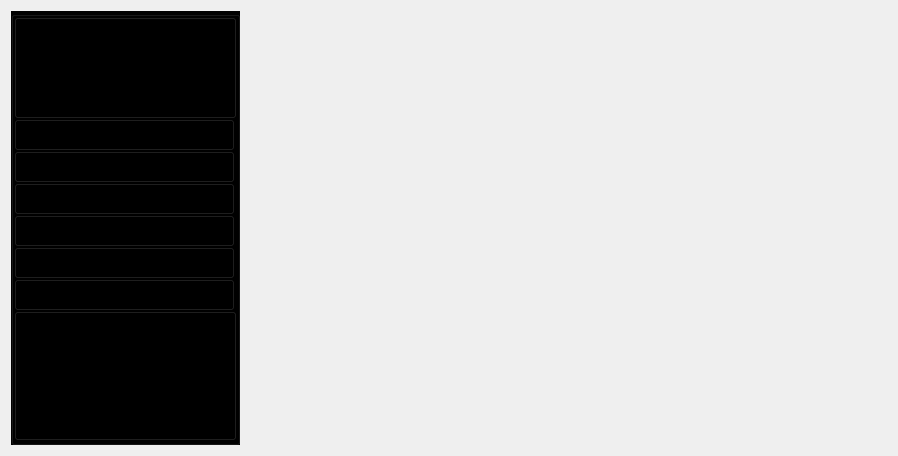
CSU-Bug-Killer/CarDemo2, file widget.ui: the form before one commit.
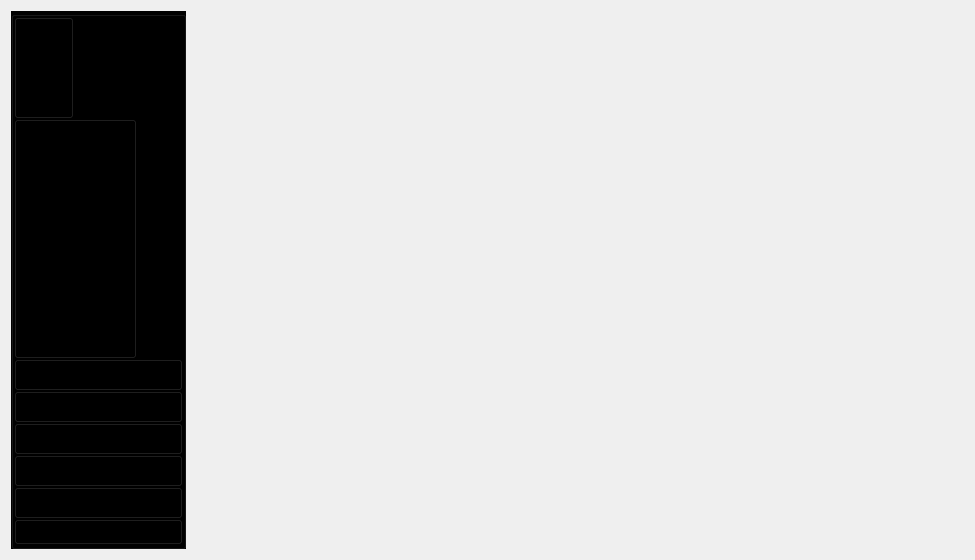
The form after the commit. Icons and pictures are not drawn.

```diff
--- a/widget.ui
+++ b/widget.ui
@@ -6,8 +6,8 @@
    <rect>
     <x>0</x>
     <y>0</y>
-    <width>898</width>
-    <height>456</height>
+    <width>975</width>
+    <height>560</height>
    </rect>
   </property>
   <property name="sizePolicy">
@@ -28,6 +28,9 @@
     <layout class="QHBoxLayout" name="horizontalLayout">
      <item>
       <widget class="QGroupBox" name="groupBox">
+       <property name="enabled">
+        <bool>true</bool>
+       </property>
        <property name="sizePolicy">
         <sizepolicy hsizetype="Fixed" vsizetype="Expanding">
          <horstretch>0</horstretch>
@@ -66,7 +69,7 @@
           </property>
           <property name="minimumSize">
            <size>
-            <width>223</width>
+            <width>60</width>
             <height>102</height>
            </size>
           </property>
@@ -81,29 +84,24 @@
         <item>
          <widget class="QPushButton" name="welcomeBtn">
           <property name="sizePolicy">
-           <sizepolicy hsizetype="Fixed" vsizetype="Fixed">
+           <sizepolicy hsizetype="Fixed" vsizetype="Expanding">
             <horstretch>0</horstretch>
             <verstretch>0</verstretch>
            </sizepolicy>
           </property>
           <property name="minimumSize">
            <size>
-            <width>221</width>
-            <height>32</height>
-           </size>
-          </property>
-          <property name="maximumSize">
-           <size>
-            <width>221</width>
+            <width>90</width>
             <height>32</height>
            </size>
           </property>
           <property name="font">
            <font>
-            <family>Arial</family>
-            <pointsize>16</pointsize>
-            <weight>75</weight>
-            <bold>true</bold>
+            <family>CloudZongYiGBK</family>
+            <pointsize>13</pointsize>
+            <weight>50</weight>
+            <italic>false</italic>
+            <bold>false</bold>
            </font>
           </property>
           <property name="styleSheet">
@@ -121,14 +119,14 @@
         <item>
          <widget class="QPushButton" name="mainBtn">
           <property name="sizePolicy">
-           <sizepolicy hsizetype="Fixed" vsizetype="Fixed">
+           <sizepolicy hsizetype="Expanding" vsizetype="Expanding">
             <horstretch>0</horstretch>
             <verstretch>0</verstretch>
            </sizepolicy>
           </property>
           <property name="minimumSize">
            <size>
-            <width>221</width>
+            <width>90</width>
             <height>32</height>
            </size>
           </property>
@@ -140,10 +138,11 @@
           </property>
           <property name="font">
            <font>
-            <family>Arial</family>
-            <pointsize>16</pointsize>
-            <weight>75</weight>
-            <bold>true</bold>
+            <family>CloudZongYiGBK</family>
+            <pointsize>13</pointsize>
+            <weight>50</weight>
+            <italic>false</italic>
+            <bold>false</bold>
            </font>
           </property>
           <property name="styleSheet">
@@ -168,7 +167,7 @@
           </property>
           <property name="minimumSize">
            <size>
-            <width>221</width>
+            <width>90</width>
             <height>32</height>
            </size>
           </property>
@@ -214,7 +213,7 @@
           </property>
           <property name="minimumSize">
            <size>
-            <width>221</width>
+            <width>90</width>
             <height>32</height>
            </size>
           </property>
@@ -260,7 +259,7 @@
           </property>
           <property name="minimumSize">
            <size>
-            <width>221</width>
+            <width>90</width>
             <height>32</height>
            </size>
           </property>
@@ -300,7 +299,7 @@
           </property>
           <property name="minimumSize">
            <size>
-            <width>221</width>
+            <width>90</width>
             <height>32</height>
            </size>
           </property>
@@ -338,6 +337,12 @@
             <verstretch>0</verstretch>
            </sizepolicy>
           </property>
+          <property name="minimumSize">
+           <size>
+            <width>60</width>
+            <height>0</height>
+           </size>
+          </property>
           <property name="text">
            <string>已断开</string>
           </property>
@@ -360,8 +365,8 @@
        </property>
        <property name="minimumSize">
         <size>
-         <width>400</width>
-         <height>400</height>
+         <width>500</width>
+         <height>500</height>
         </size>
        </property>
        <property name="styleSheet">
```
Left out of the diff: 9 changed lines with no effect on the pictures.
